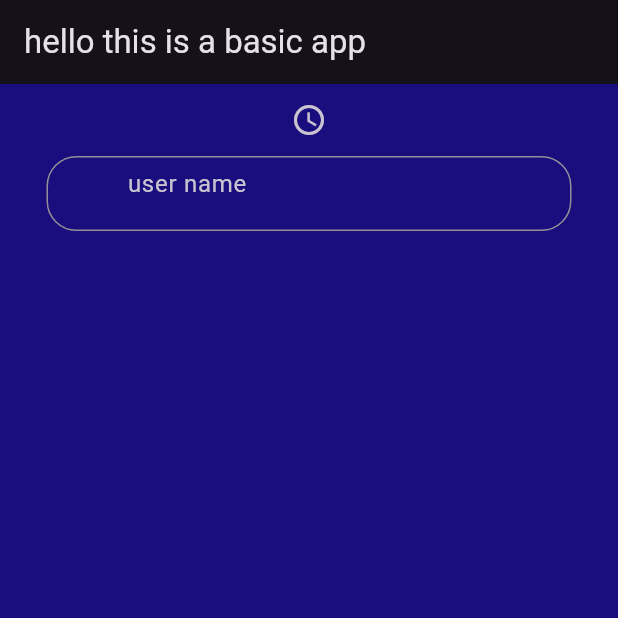
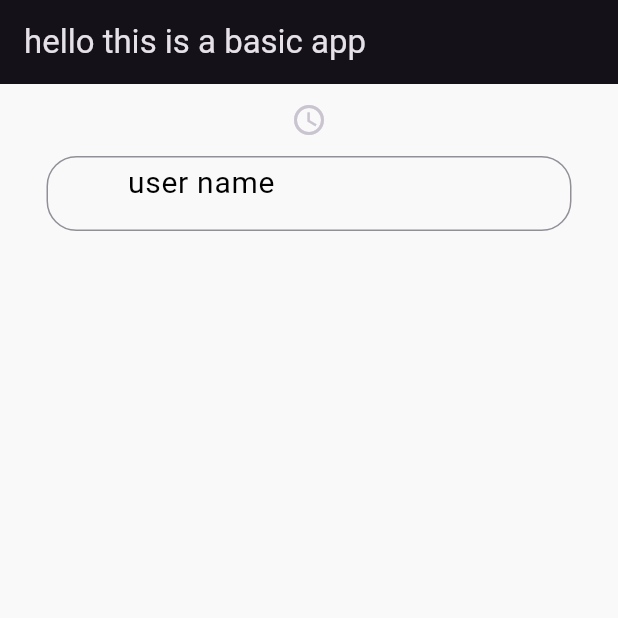
Before and after one commit to Jinsonjijy/sample_flutter, a Flutter app: the screen it shows after launch, on a phone screen of 412 x 824 dp, the top half of it. Run offline on Flutter 3.47's test engine with Material 3 defaults, Android fonts, the phone set to English and light mode, and no system bars.

Commit message:
changign the icons style and all the stuffs

```diff
--- a/lib/main.dart
+++ b/lib/main.dart
@@ -27,7 +27,7 @@ class homescreen extends StatelessWidget {
       ),
       body: Container(
         decoration:BoxDecoration(
-          color: const Color.fromARGB(135, 32, 8, 214)
+          color: const Color.fromARGB(255, 249, 249, 249)
 
         ) ,
         child: Column(
@@ -39,6 +39,7 @@ class homescreen extends StatelessWidget {
             height: 50,
             child: TextField(
               decoration: InputDecoration(
+
                 contentPadding: EdgeInsets.symmetric(
                   vertical: 25,
                   horizontal: 50
@@ -47,7 +48,9 @@ class homescreen extends StatelessWidget {
                   borderRadius: BorderRadius.circular(20),
 
                 ),
-                 hintText: 'user name'
+                 hintText: 'user name',
+                 hintStyle: TextStyle(fontSize: 20,color: Colors.black)
+
               ),
             ),
           )
```
